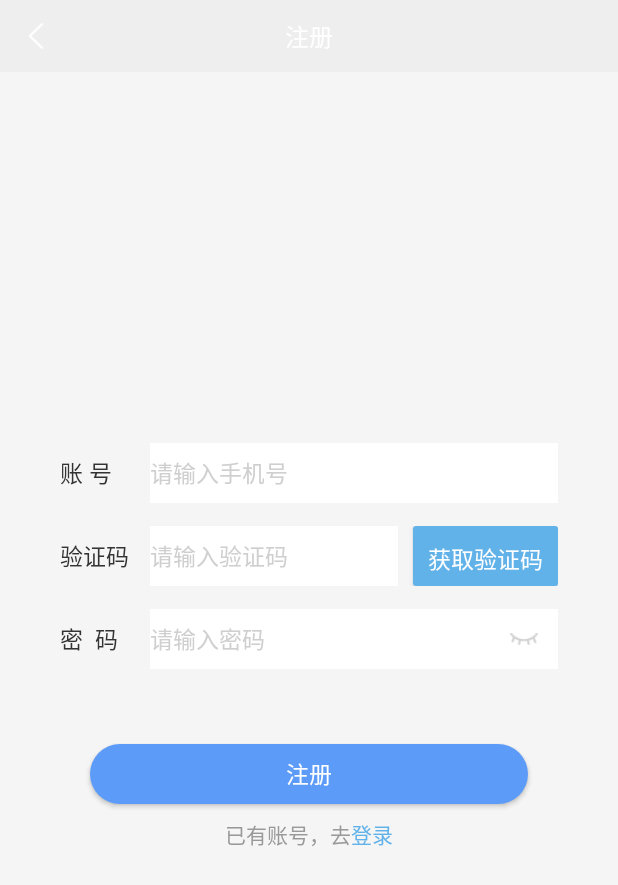
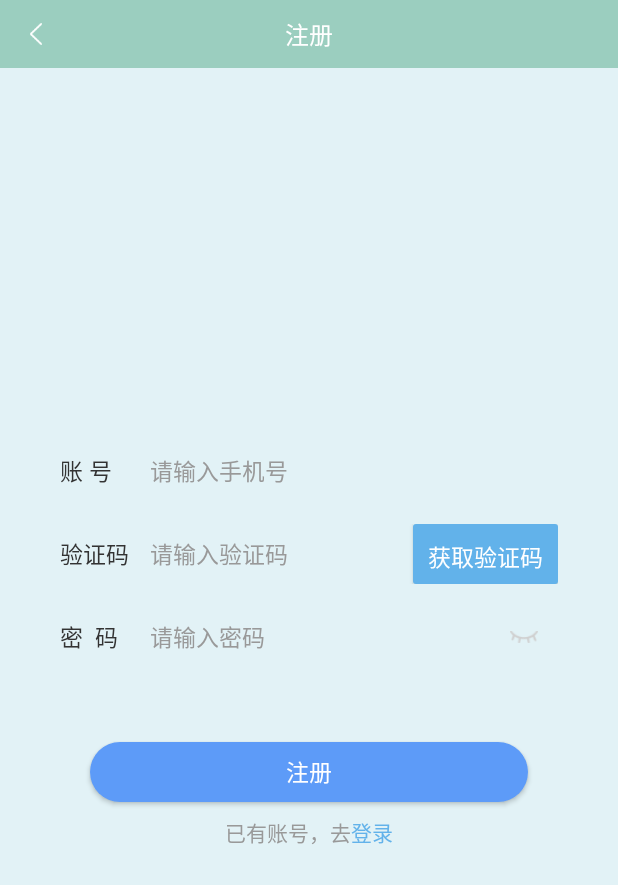
Before and after one commit to supperyan/BaseAndroid, an Android app: the RegistActivity screen opened directly, with no data from a screen before it, on a phone screen of 412 x 824 dp. Shown: the top 885 px of the screen. Run offline under Robolectric (Android 15) with nearby library versions, the phone set to English and light mode, and no system bars; our stand-ins replace ButterKnife; libraries missing offline, so code that uses them is left out: com.blankj.utilcode; 1 statement that could not run was skipped.

Commit message:
优化界面

```diff
--- a/app/src/main/java/com/yecal/jieyou/ui/MainActivity.java
+++ b/app/src/main/java/com/yecal/jieyou/ui/MainActivity.java
@@ -128,11 +128,6 @@ public class MainActivity extends BaseFragmentActivity {
         LocalBroadcastManager.getInstance(this).registerReceiver(mMessageReceiver, filter);
     }
 
-    public static void into(Context context) {
-        Intent starter = new Intent(context, MainActivity.class);
-        context.startActivity(starter);
-    }
-
     @Override
     protected void onDestroy() {
         super.onDestroy();
--- a/app/src/main/res/layout/activity_login.xml
+++ b/app/src/main/res/layout/activity_login.xml
@@ -2,7 +2,6 @@
 <LinearLayout xmlns:android="http://schemas.android.com/apk/res/android"
     android:layout_width="match_parent"
     android:layout_height="match_parent"
-    android:background="@color/white"
     android:gravity="center"
     android:orientation="vertical"
     android:padding="40dp">
@@ -32,7 +31,7 @@
             android:inputType="number"
             android:maxLength="11"
             android:text="18509291470"
-            android:textColorHint="#cccccc"
+            android:textColorHint="#999999"
             android:textSize="15sp" />
     </LinearLayout>
 
@@ -69,7 +68,7 @@
             android:hint="请输入密码"
             android:inputType="textPassword"
             android:text="123456"
-            android:textColorHint="#cccccc"
+            android:textColorHint="#999999"
             android:textSize="15sp" />
     </LinearLayout>
 
--- a/app/src/main/res/layout/activity_regist.xml
+++ b/app/src/main/res/layout/activity_regist.xml
@@ -25,12 +25,12 @@
             android:id="@+id/regist_account"
             android:layout_width="match_parent"
             android:layout_height="match_parent"
-            android:background="@color/white"
+            android:background="@null"
             android:gravity="center_vertical"
             android:hint="请输入手机号"
             android:inputType="number"
             android:maxLength="11"
-            android:textColorHint="#cfcfcf"
+            android:textColorHint="#999999"
             android:textSize="15sp" />
     </LinearLayout>
 
@@ -54,12 +54,12 @@
             android:layout_width="0dp"
             android:layout_height="match_parent"
             android:layout_weight="1"
-            android:background="@color/white"
+            android:background="@null"
             android:gravity="center_vertical"
             android:hint="请输入验证码"
             android:inputType="number"
             android:maxLength="6"
-            android:textColorHint="#cfcfcf"
+            android:textColorHint="#999999"
             android:textSize="15sp" />
 
         <Button
@@ -95,7 +95,7 @@
             android:layout_width="0dp"
             android:layout_height="match_parent"
             android:layout_weight="3.5"
-            android:background="@color/white"
+            android:background="@null"
             android:orientation="horizontal">
 
             <EditText
@@ -107,7 +107,7 @@
                 android:gravity="center_vertical"
                 android:hint="请输入密码"
                 android:inputType="textPassword"
-                android:textColorHint="#cfcfcf"
+                android:textColorHint="#999999"
                 android:textSize="15sp" />
 
             <ImageView
--- a/app/src/main/res/layout/activity_splash.xml
+++ b/app/src/main/res/layout/activity_splash.xml
@@ -2,7 +2,6 @@
 <LinearLayout xmlns:android="http://schemas.android.com/apk/res/android"
     android:layout_width="match_parent"
     android:layout_height="match_parent"
-    android:background="#bcbcbc"
     android:gravity="center_vertical|right">
 
     <TextView
--- a/app/src/main/res/layout/common_navigationbar.xml
+++ b/app/src/main/res/layout/common_navigationbar.xml
@@ -2,8 +2,8 @@
 <RelativeLayout xmlns:android="http://schemas.android.com/apk/res/android"
     android:id="@+id/nav_bar_bg"
     android:layout_width="match_parent"
-    android:layout_height="48dp"
-    android:background="@color/colorAccent"
+    android:layout_height="45dp"
+    android:background="@color/colorPrimary"
     android:orientation="vertical">
 
     <ImageView
@@ -18,15 +18,14 @@
 
     <TextView
         android:id="@+id/nav_bar_title"
+        style="@style/nav_bar_text_style"
         android:layout_width="wrap_content"
         android:layout_height="wrap_content"
         android:layout_centerInParent="true"
         android:ellipsize="end"
         android:maxWidth="300dp"
         android:maxLines="1"
-        android:text="标题"
-        android:textColor="@color/white"
-        android:textSize="16sp" />
+        android:text="TITLE" />
 
     <ImageView
         android:id="@+id/iv_left_image"
--- a/app/src/main/res/layout/fragment_home.xml
+++ b/app/src/main/res/layout/fragment_home.xml
@@ -1,9 +1,7 @@
 <?xml version="1.0" encoding="utf-8"?>
 <LinearLayout xmlns:android="http://schemas.android.com/apk/res/android"
-    xmlns:app="http://schemas.android.com/apk/res-auto"
     android:layout_width="match_parent"
     android:layout_height="match_parent"
-    android:background="#EEEEEE"
     android:gravity="center">
 
     <TextView
--- a/app/src/main/res/layout/fragment_location.xml
+++ b/app/src/main/res/layout/fragment_location.xml
@@ -12,8 +12,7 @@
         <android.support.v7.widget.RecyclerView
             android:id="@+id/loation_recyclerview"
             android:layout_width="match_parent"
-            android:layout_height="120dp"
-            android:background="@color/white" />
+            android:layout_height="120dp" />
 
         <com.baidu.mapapi.map.MapView
             android:id="@+id/location_map"
--- a/app/src/main/res/values/colors.xml
+++ b/app/src/main/res/values/colors.xml
@@ -1,17 +1,17 @@
 <?xml version="1.0" encoding="utf-8"?>
 <resources>
-    <color name="colorPrimary">#2d3136</color>
-    <color name="colorPrimaryDark">#EEEEEE</color>
-    <color name="colorAccent">#EEEEEE</color>
+    <color name="colorPrimary">#9BCEBF</color>
+    <color name="colorPrimaryDark">#9BCEBF</color>
+    <color name="colorAccent">#E2F2F6</color>
 
 
-    <color name="text_msg_33">#333333</color>
+    <color name="text_33">#333333</color>
     <color name="white">#FFFFFF</color>
     <color name="black">#000000</color>
     <color name="cacheColorHint">#00000000</color>
     <color name="app_style_color">#F5F5F5</color>
     <color name="order_normal_color">#e6e9ef</color>
-    <color name="bg_color">#F5F5F5</color>
+    <color name="bg_color">#E2F2F6</color>
     <color name="color_selected">#febd32</color>
     <color name="color_unselected">#666666</color>
     <color name="transparent">#00000000</color>
--- a/app/src/main/res/values/styles.xml
+++ b/app/src/main/res/values/styles.xml
@@ -1,8 +1,6 @@
 <resources>
 
     <style name="AppTheme_Primary_StatusBar" parent="AppTheme">
-        <item name="colorPrimaryDark">@color/colorPrimary</item>
-        <item name="android:windowBackground">@color/bg_color</item>
         <item name="windowNoTitle">true</item>
         <item name="android:windowIsTranslucent">false</item>
         <item name="android:windowEnableSplitTouch">false</item>
@@ -15,11 +13,12 @@
         <item name="colorPrimary">@color/colorPrimary</item>
         <item name="colorPrimaryDark">@color/colorPrimaryDark</item>
         <item name="colorAccent">@color/colorAccent</item>
+        <item name="android:windowBackground">@color/bg_color</item>
     </style>
 
     <style name="nav_bar_text_style">
-        <item name="android:textSize">15sp</item>
-        <item name="android:textColor">@color/text_msg_33</item>
+        <item name="android:textSize">16sp</item>
+        <item name="android:textColor">@color/white</item>
     </style>
 
     <style name="ThemeSplash" parent="@android:style/Theme.NoTitleBar.Fullscreen">
```
Also changed, not shown: app/src/main/java/com/yecal/jieyou/ui/login/RegistActivity.java (line endings or trailing spaces), 9 other files.
